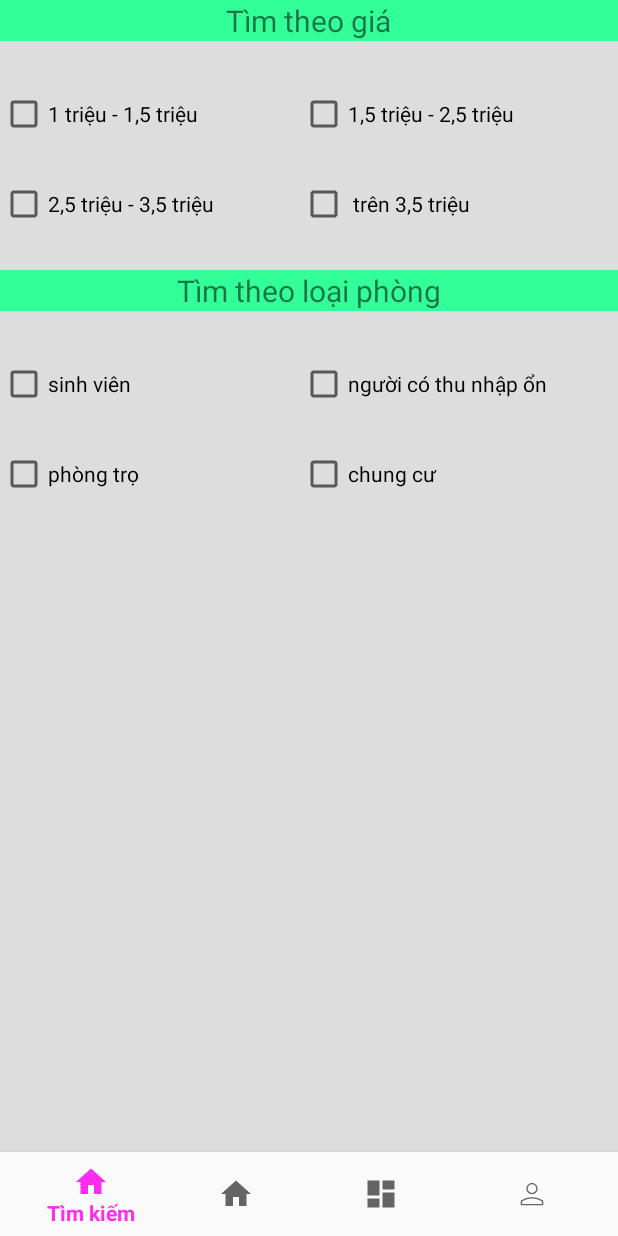
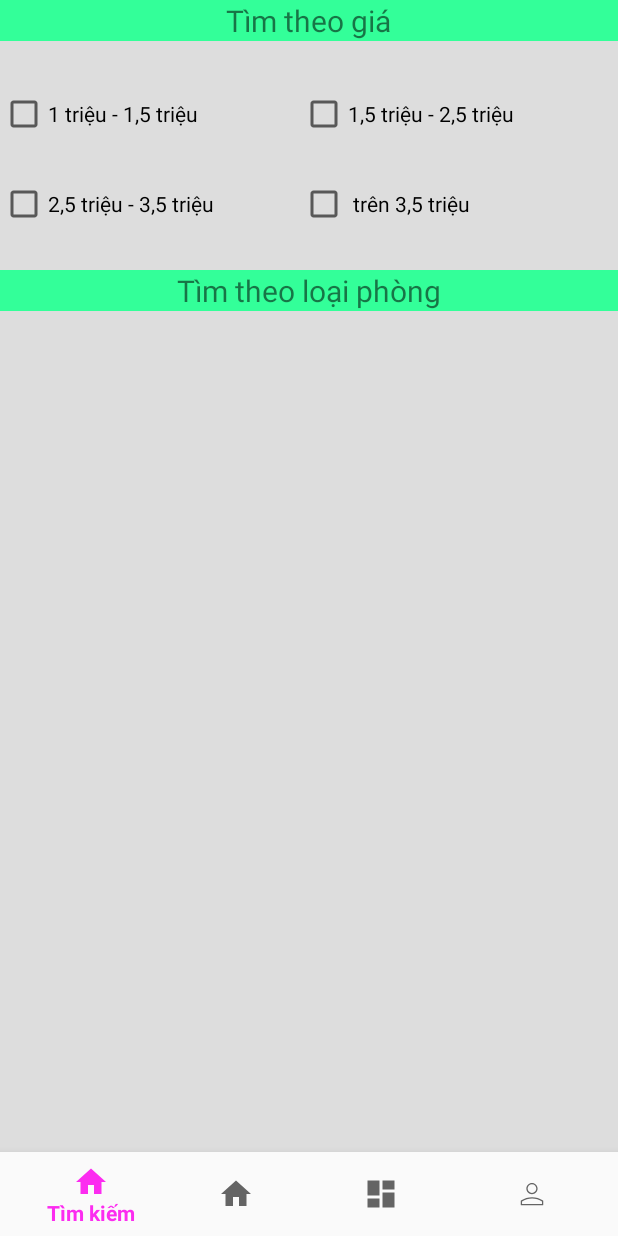
Before and after one commit to duongktdt98/kazokuu, an Android app: the screen it shows after launch (MainActivity), on a phone screen of 412 x 824 dp. Run offline under Robolectric (Android 15) with nearby library versions, the phone set to English and light mode, and no system bars.

Commit message:
late update seach

```diff
--- a/app/src/main/res/layout/fragment_search.xml
+++ b/app/src/main/res/layout/fragment_search.xml
@@ -80,41 +80,8 @@
             android:layout_marginTop="240dp"
             android:orientation="horizontal"
             android:layout_width="match_parent"
-            android:layout_height="wrap_content">
-            <CheckBox
-                android:id="@+id/checkbox5"
-                android:layout_width="200dp"
-                android:layout_height="wrap_content"
-                android:text="sinh viên"
-                />
-            <CheckBox
-                android:id="@+id/checkbox6"
-                android:layout_width="200dp"
-                android:layout_height="wrap_content"
-                android:text="người có thu nhập ổn"
-                />
+            android:layout_height="wrap_content"/>
 
-        </LinearLayout>
-
-        <LinearLayout
-            android:layout_marginTop="300dp"
-            android:orientation="horizontal"
-            android:layout_width="match_parent"
-            android:layout_height="wrap_content">
-            <CheckBox
-                android:id="@+id/checkbox7"
-                android:layout_width="200dp"
-                android:layout_height="wrap_content"
-                android:text="phòng trọ"
-                />
-            <CheckBox
-                android:id="@+id/checkbox8"
-                android:layout_width="200dp"
-                android:layout_height="wrap_content"
-                android:text="chung cư"
-                />
-
-        </LinearLayout>
     </RelativeLayout>
 
 </FrameLayout>
```
